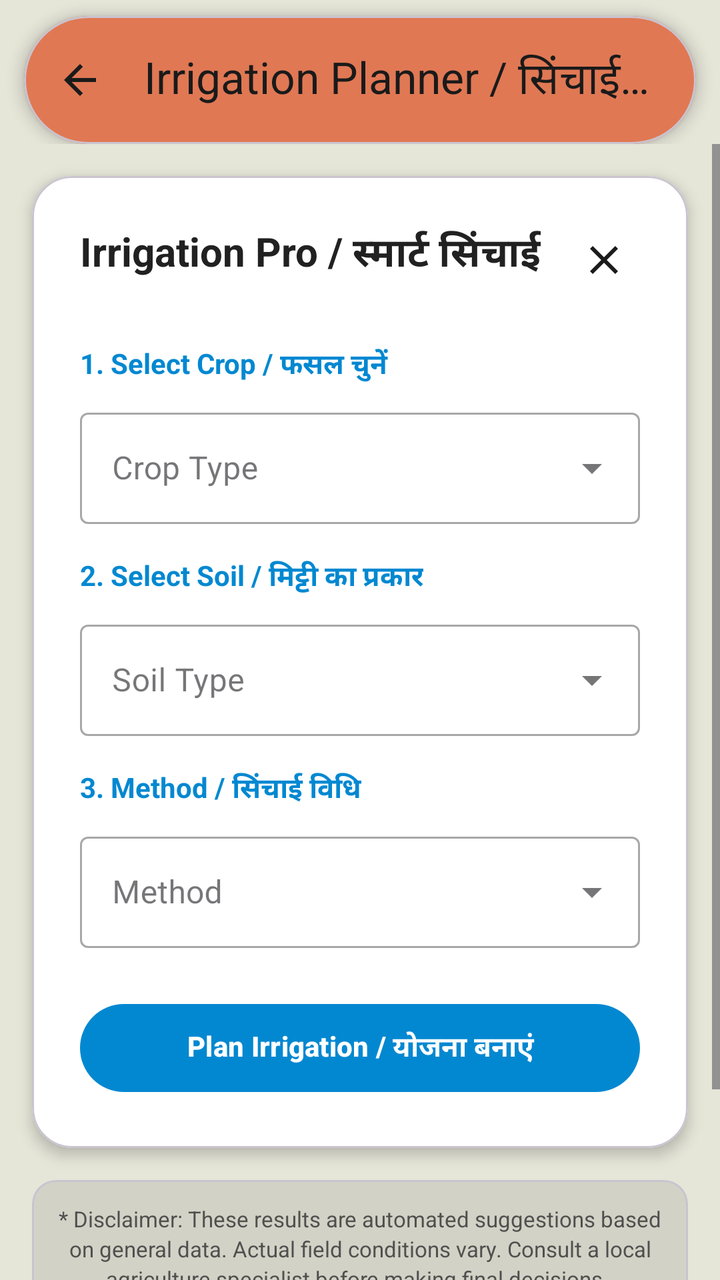
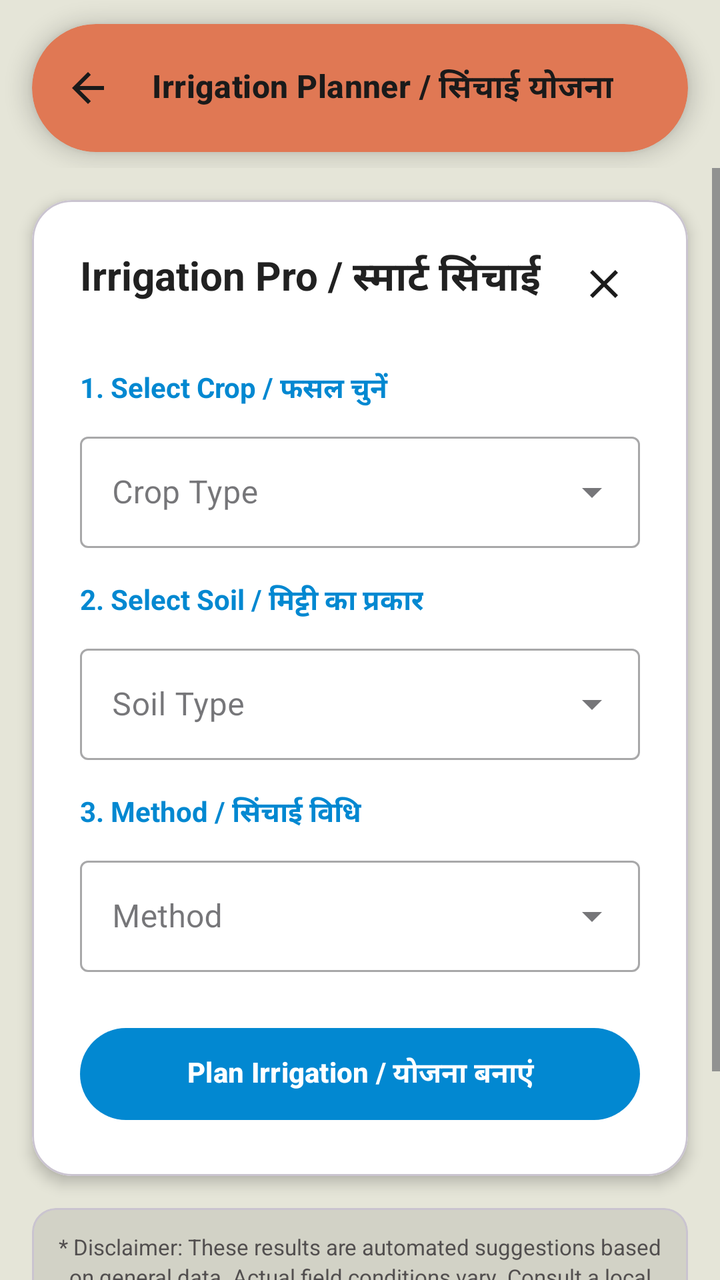

Compare the two renders of this Android layout. The source of the first and the diff that turns it into the second are given below.
<!-- AndroidManifest.xml: application theme Theme.Jai_Kisan -->
<!-- res/layout/activity_irrigation_planner.xml -->
<?xml version="1.0" encoding="utf-8"?>
<LinearLayout
    xmlns:android="http://schemas.android.com/apk/res/android"
    xmlns:app="http://schemas.android.com/apk/res-auto"
    android:id="@+id/root_view"
    android:layout_width="match_parent"
    android:layout_height="match_parent"
    android:orientation="vertical"
    android:background="#E5E5D8">

    <com.google.android.material.appbar.AppBarLayout
        android:layout_width="match_parent"
        android:layout_height="wrap_content"
        android:background="@android:color/transparent"
        app:elevation="0dp">

        <com.google.android.material.card.MaterialCardView
            android:layout_width="match_parent"
            android:layout_height="wrap_content"
            android:layout_marginStart="12dp"
            android:layout_marginEnd="12dp"
            android:layout_marginTop="8dp"
            app:cardCornerRadius="32dp"
            app:cardElevation="4dp"
            app:cardBackgroundColor="#E07854">

            <com.google.android.material.appbar.MaterialToolbar
                android:id="@+id/toolbar"
                android:layout_width="match_parent"
                android:layout_height="?attr/actionBarSize"
                app:title="Irrigation Planner / सिंचाई योजना"
                app:titleTextColor="#1A1A1A"
                app:navigationIcon="@drawable/ic_arrow_back_24"
                app:navigationIconTint="#1A1A1A" />
        </com.google.android.material.card.MaterialCardView>
    </com.google.android.material.appbar.AppBarLayout>

    <ScrollView
        android:layout_width="match_parent"
        android:layout_height="match_parent"
        android:fillViewport="true"
        android:clipToPadding="false">

        <LinearLayout
            android:layout_width="match_parent"
            android:layout_height="wrap_content"
            android:orientation="vertical"
            android:paddingBottom="30dp">

            <com.google.android.material.card.MaterialCardView
                android:layout_width="match_parent"
                android:layout_height="wrap_content"
                android:layout_margin="16dp"
                app:cardBackgroundColor="#FFFFFF"
                app:cardCornerRadius="20dp"
                app:cardElevation="4dp">

                <LinearLayout
                    android:layout_width="match_parent"
                    android:layout_height="wrap_content"
                    android:orientation="vertical"
                    android:padding="24dp">

                    <RelativeLayout
                        android:layout_width="match_parent"
                        android:layout_height="wrap_content">
                        <TextView
                            android:id="@+id/tv_title_irrigation_pro"
                            android:layout_width="wrap_content"
                            android:layout_height="wrap_content"
                            android:text="Irrigation Pro / स्मार्ट सिंचाई"
                            android:textSize="20sp"
                            android:textStyle="bold"
                            android:textColor="#212121" />
                        <ImageButton
                            android:id="@+id/btn_close"
                            android:layout_width="36dp"
                            android:layout_height="36dp"
                            android:layout_alignParentEnd="true"
                            android:src="@drawable/ic_close"
                            android:background="?attr/selectableItemBackgroundBorderless"
                            app:tint="#1B1B1B" />
                    </RelativeLayout>

                    <Space android:layout_height="24dp" android:layout_width="match_parent" />

                    <TextView
                        android:id="@+id/tv_title_select_crop"
                        android:layout_width="wrap_content" android:layout_height="wrap_content"
                        android:text="1. Select Crop / फसल चुनें" android:textStyle="bold" android:textColor="#0288D1" />
                    <com.google.android.material.textfield.TextInputLayout
                        android:id="@+id/layout_dropdown_crop"
                        style="@style/Widget.MaterialComponents.TextInputLayout.OutlinedBox.ExposedDropdownMenu"
                        android:layout_width="match_parent" android:layout_height="wrap_content" android:layout_marginTop="8dp">
                        <AutoCompleteTextView android:id="@+id/dropdown_crop" android:layout_width="match_parent"
                            android:layout_height="wrap_content" android:hint="Crop Type" android:inputType="none" />
                    </com.google.android.material.textfield.TextInputLayout>

                    <Space android:layout_height="16dp" android:layout_width="match_parent" />

                    <TextView
                        android:id="@+id/tv_title_select_soil"
                        android:layout_width="wrap_content" android:layout_height="wrap_content"
                        android:text="2. Select Soil / मिट्टी का प्रकार" android:textStyle="bold" android:textColor="#0288D1" />
                    <com.google.android.material.textfield.TextInputLayout
                        android:id="@+id/layout_dropdown_soil"
                        style="@style/Widget.MaterialComponents.TextInputLayout.OutlinedBox.ExposedDropdownMenu"
                        android:layout_width="match_parent" android:layout_height="wrap_content" android:layout_marginTop="8dp">
                        <AutoCompleteTextView android:id="@+id/dropdown_soil" android:layout_width="match_parent"
                            android:layout_height="wrap_content" android:hint="Soil Type" android:inputType="none" />
                    </com.google.android.material.textfield.TextInputLayout>

                    <Space android:layout_height="16dp" android:layout_width="match_parent" />

                    <TextView
                        android:id="@+id/tv_title_select_method"
                        android:layout_width="wrap_content" android:layout_height="wrap_content"
                        android:text="3. Method / सिंचाई विधि" android:textStyle="bold" android:textColor="#0288D1" />
                    <com.google.android.material.textfield.TextInputLayout
                        android:id="@+id/layout_dropdown_method"
                        style="@style/Widget.MaterialComponents.TextInputLayout.OutlinedBox.ExposedDropdownMenu"
                        android:layout_width="match_parent" android:layout_height="wrap_content" android:layout_marginTop="8dp">
                        <AutoCompleteTextView android:id="@+id/dropdown_method" android:layout_width="match_parent"
                            android:layout_height="wrap_content" android:hint="Method" android:inputType="none" />
                    </com.google.android.material.textfield.TextInputLayout>

                    <Space android:layout_height="24dp" android:layout_width="match_parent" />

                    <com.google.android.material.button.MaterialButton
                        android:id="@+id/btn_calculate_irrigation"
                        android:layout_width="match_parent" android:layout_height="52dp"
                        android:text="Plan Irrigation / योजना बनाएं" android:textStyle="bold"
                        app:backgroundTint="#0288D1" app:cornerRadius="50dp" />

                    <com.google.android.material.card.MaterialCardView
                        android:id="@+id/result_section"
                        android:layout_width="match_parent"
                        android:layout_height="wrap_content"
                        android:visibility="gone"
                        android:layout_marginTop="20dp"
                        app:cardBackgroundColor="#E1F5FE"
                        app:cardCornerRadius="16dp"
                        app:cardElevation="0dp">

                        <LinearLayout android:layout_width="match_parent" android:layout_height="wrap_content"
                            android:orientation="vertical" android:padding="16dp">
                            <TextView
                                android:id="@+id/tv_title_irrigation_advice"
                                android:layout_width="wrap_content" android:layout_height="wrap_content"
                                android:text="Irrigation Advice / सिंचाई सलाह" android:textStyle="bold" android:textColor="#0288D1" android:layout_marginBottom="12dp" />

                            <TextView android:id="@+id/tv_interval" android:layout_width="match_parent" android:layout_height="wrap_content" android:text="--" android:textColor="#212121" android:layout_marginBottom="8dp"/>
                            <TextView android:id="@+id/tv_critical_stage" android:layout_width="match_parent" android:layout_height="wrap_content" android:text="--" android:textColor="#212121" android:layout_marginBottom="12dp" />

                            <View android:layout_width="match_parent" android:layout_height="1dp" android:background="#B3E5FC" android:layout_marginBottom="12dp" />

                            <TextView android:id="@+id/tv_expert_tip" android:layout_width="match_parent" android:layout_height="wrap_content" android:text="--" android:textSize="13sp" android:textColor="#424242" android:layout_marginBottom="16dp" />

                            <com.google.android.material.progressindicator.CircularProgressIndicator
                                android:id="@+id/loadingIndicator" android:layout_width="wrap_content" android:layout_height="wrap_content"
                                android:layout_gravity="center" android:indeterminate="true" android:visibility="gone" android:layout_marginBottom="16dp" />
                            <TextView android:id="@+id/tv_ai_insight" android:layout_width="match_parent" android:layout_height="wrap_content"
                                android:textSize="14sp" android:textColor="#212121" android:layout_marginBottom="16dp" android:visibility="gone" />

                            <com.google.android.material.button.MaterialButton
                                android:id="@+id/btn_share" style="@style/Widget.MaterialComponents.Button.OutlinedButton"
                                android:layout_width="match_parent" android:layout_height="44dp"
                                android:text="Share Schedule / साझा करें" android:textColor="#0288D1"
                                app:strokeColor="#0288D1" app:cornerRadius="50dp" />
                        </LinearLayout>
                    </com.google.android.material.card.MaterialCardView>
                </LinearLayout>
            </com.google.android.material.card.MaterialCardView>

            <com.google.android.material.card.MaterialCardView
                android:layout_width="match_parent"
                android:layout_height="wrap_content"
                android:layout_marginStart="16dp"
                android:layout_marginEnd="16dp"
                android:layout_marginBottom="16dp"
                app:cardElevation="0dp"
                app:cardBackgroundColor="#15000000"
                app:cardCornerRadius="12dp">

                <TextView
                    android:id="@+id/tv_disclaimer"
                    android:layout_width="match_parent"
                    android:layout_height="wrap_content"
                    android:padding="12dp"
                    android:textAlignment="center"
                    android:textSize="11sp"
                    android:textColor="#524F4F"
                    android:lineSpacingExtra="2dp"
                    android:text="* Disclaimer: These results are automated suggestions based on general data. Actual field conditions vary. Consult a local agriculture specialist before making final decisions. \n अस्वीकरण: ये परिणाम सामान्य डेटा पर आधारित स्वचालित सुझाव हैं। वास्तविक स्थिति भिन्न हो सकती है। अंतिम निर्णय लेने से पहले स्थानीय कृषि विशेषज्ञ से सलाह लें।" />
            </com.google.android.material.card.MaterialCardView>

        </LinearLayout>
    </ScrollView>
</LinearLayout>
<!-- resources referenced by this layout -->
<resources>
  <!-- drawable ic_arrow_back_24 (drawable) -->
  <vector xmlns:android="http://schemas.android.com/apk/res/android" android:autoMirrored="true" android:height="24dp" android:tint="#000000" android:viewportHeight="960" android:viewportWidth="960" android:width="24dp">
        
      <path android:fillColor="@android:color/white" android:pathData="M313,520L537,744L480,800L160,480L480,160L537,216L313,440L800,440L800,520L313,520Z"/>
      
  </vector>
  <!-- drawable ic_close (drawable) -->
  <vector xmlns:android="http://schemas.android.com/apk/res/android"
      android:width="24dp"
      android:height="24dp"
      android:viewportWidth="24"
      android:viewportHeight="24">
    <path
        android:fillColor="#000000"
        android:pathData="M19,6.41L17.59,5 12,10.59 6.41,5 5,6.41 10.59,12 5,17.59 6.41,19 12,13.41 17.59,19 19,17.59 13.41,12z"/>
  </vector>
  <style name="Theme.Jai_Kisan" parent="Base.Theme.Jai_Kisan" />
  <style name="Base.Theme.Jai_Kisan" parent="Theme.Material3.Light.NoActionBar">
  
          <item name="android:forceDarkAllowed" tools:targetApi="q">false</item>
  
          <item name="android:windowBackground">@color/app_background</item>
  
          <item name="android:fontFamily">@font/poppins</item>
  
          <item name="colorPrimary">@color/green</item>
          <item name="colorPrimaryVariant">@color/green</item>
          <item name="colorOnPrimary">@color/white</item>
          <item name="colorSecondary">@color/green</item>
          <item name="colorSecondaryVariant">@color/green</item>
          <item name="colorOnSecondary">@color/white</item>
  
          <item name="android:statusBarColor">?attr/colorPrimary</item>
  
      </style>
  <color name="app_background">#F9F6ED</color>
  <color name="green">#2E7D32</color>
  <color name="white">#FFFFFFFF</color>
</resources>

<!-- the commit's change to res/layout/activity_irrigation_planner.xml (unified diff, before → after) -->
@@ -6,7 +6,8 @@
     android:layout_width="match_parent"
     android:layout_height="match_parent"
     android:orientation="vertical"
-    android:background="#E5E5D8">
+    android:background="#E5E5D8"
+    android:fitsSystemWindows="true">
 
     <com.google.android.material.appbar.AppBarLayout
         android:layout_width="match_parent"
@@ -17,17 +18,22 @@
         <com.google.android.material.card.MaterialCardView
             android:layout_width="match_parent"
             android:layout_height="wrap_content"
-            android:layout_marginStart="12dp"
-            android:layout_marginEnd="12dp"
-            android:layout_marginTop="8dp"
+            android:layout_marginStart="16dp"
+            android:layout_marginEnd="16dp"
+            android:layout_marginTop="12dp"
+            android:layout_marginBottom="8dp"
             app:cardCornerRadius="32dp"
-            app:cardElevation="4dp"
+            app:cardElevation="6dp"
+            app:cardMaxElevation="6dp"
+            app:cardUseCompatPadding="false"
+            app:strokeWidth="0dp"
             app:cardBackgroundColor="#E07854">
 
             <com.google.android.material.appbar.MaterialToolbar
                 android:id="@+id/toolbar"
                 android:layout_width="match_parent"
                 android:layout_height="?attr/actionBarSize"
+                app:titleTextAppearance="@style/TextAppearance.JaiKisan.ToolbarTitle"
                 app:title="Irrigation Planner / सिंचाई योजना"
                 app:titleTextColor="#1A1A1A"
                 app:navigationIcon="@drawable/ic_arrow_back_24"
@@ -128,9 +134,16 @@
 
                     <com.google.android.material.button.MaterialButton
                         android:id="@+id/btn_calculate_irrigation"
-                        android:layout_width="match_parent" android:layout_height="52dp"
-                        android:text="Plan Irrigation / योजना बनाएं" android:textStyle="bold"
-                        app:backgroundTint="#0288D1" app:cornerRadius="50dp" />
+                        android:layout_width="match_parent"
+                        android:layout_height="wrap_content"
+                        android:minHeight="54dp"
+                        android:paddingTop="10dp"
+                        android:paddingBottom="10dp"
+                        android:gravity="center"
+                        android:text="Plan Irrigation / योजना बनाएं"
+                        android:textStyle="bold"
+                        app:backgroundTint="#0288D1"
+                        app:cornerRadius="50dp" />
 
                     <com.google.android.material.card.MaterialCardView
                         android:id="@+id/result_section"
@@ -163,10 +176,18 @@
                                 android:textSize="14sp" android:textColor="#212121" android:layout_marginBottom="16dp" android:visibility="gone" />
 
                             <com.google.android.material.button.MaterialButton
-                                android:id="@+id/btn_share" style="@style/Widget.MaterialComponents.Button.OutlinedButton"
-                                android:layout_width="match_parent" android:layout_height="44dp"
-                                android:text="Share Schedule / साझा करें" android:textColor="#0288D1"
-                                app:strokeColor="#0288D1" app:cornerRadius="50dp" />
+                                android:id="@+id/btn_share"
+                                style="@style/Widget.MaterialComponents.Button.OutlinedButton"
+                                android:layout_width="match_parent"
+                                android:layout_height="wrap_content"
+                                android:minHeight="48dp"
+                                android:paddingTop="8dp"
+                                android:paddingBottom="8dp"
+                                android:gravity="center"
+                                android:text="Share Schedule / साझा करें"
+                                android:textColor="#0288D1"
+                                app:strokeColor="#0288D1"
+                                app:cornerRadius="50dp" />
                         </LinearLayout>
                     </com.google.android.material.card.MaterialCardView>
                 </LinearLayout>
<!-- resource entries referenced after the edit -->
@@ -16,6 +16,11 @@
         android:fillColor="#000000"
         android:pathData="M19,6.41L17.59,5 12,10.59 6.41,5 5,6.41 10.59,12 5,17.59 6.41,19 12,13.41 17.59,19 19,17.59 13.41,12z"/>
   </vector>
+  <style name="TextAppearance.JaiKisan.ToolbarTitle" parent="TextAppearance.Material3.TitleMedium">
+          <item name="android:textSize">16sp</item>
+          <item name="android:textStyle">bold</item>
+          <item name="android:textColor">#1A1A1A</item>
+      </style>
   <style name="Theme.Jai_Kisan" parent="Base.Theme.Jai_Kisan" />
   <style name="Base.Theme.Jai_Kisan" parent="Theme.Material3.Light.NoActionBar">
   
